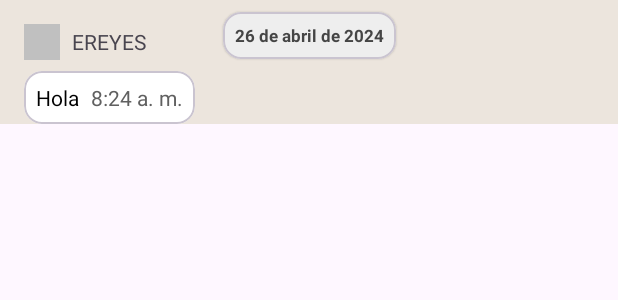
After one commit to Edgar94Git/ChatRealtimeDatabase, an Android app: the layout item_other_chat.xml on its own in the app's theme, with its tools: preview values and no code run, on a phone screen of 412 x 824 dp. The commit adds this screen. Shown: the top 300 px of the screen. Run offline under Robolectric (Android 15) with nearby library versions, the phone set to English and light mode, and no system bars.

Commit message:
se agrega layout item chat y otro

```diff
--- /dev/null
+++ b/app/src/main/res/drawable/bg_date_message.xml
@@ -0,0 +1,5 @@
+<?xml version="1.0" encoding="utf-8"?>
+<shape xmlns:android="http://schemas.android.com/apk/res/android">
+    <corners android:radius="12dp"/>
+    <solid android:color="@color/bg_200"/>
+</shape>
--- a/app/src/main/res/layout/fragment_chat.xml
+++ b/app/src/main/res/layout/fragment_chat.xml
@@ -44,7 +44,7 @@
     <androidx.recyclerview.widget.RecyclerView
         android:layout_width="0dp"
         android:layout_height="0dp"
-        android:background="@color/bg_200"
+        android:background="@color/bg_recycler"
         app:layout_constraintBottom_toTopOf="@id/llMessage"
         app:layout_constraintEnd_toEndOf="parent"
         app:layout_constraintStart_toStartOf="parent"
@@ -55,7 +55,7 @@
         android:id="@+id/llMessage"
         android:layout_width="0dp"
         android:layout_height="wrap_content"
-        android:background="@color/bg_200"
+        android:background="@color/bg_recycler"
         android:padding="8dp"
         app:layout_constraintBottom_toBottomOf="parent"
         app:layout_constraintEnd_toEndOf="parent"
--- /dev/null
+++ b/app/src/main/res/layout/item_other_chat.xml
@@ -0,0 +1,94 @@
+<?xml version="1.0" encoding="utf-8"?>
+<androidx.constraintlayout.widget.ConstraintLayout xmlns:android="http://schemas.android.com/apk/res/android"
+    xmlns:app="http://schemas.android.com/apk/res-auto"
+    xmlns:tools="http://schemas.android.com/tools"
+    android:layout_width="match_parent"
+    android:layout_height="wrap_content"
+    android:background="@color/bg_recycler">
+
+    <com.google.android.material.card.MaterialCardView
+        android:id="@+id/mcvDateMessage"
+        android:layout_width="wrap_content"
+        android:layout_height="wrap_content"
+        android:layout_marginTop="8dp"
+        app:cardBackgroundColor="@color/bg_200"
+        app:cardElevation="1dp"
+        app:layout_constraintEnd_toEndOf="parent"
+        app:layout_constraintStart_toStartOf="parent"
+        app:layout_constraintTop_toTopOf="parent">
+
+        <TextView
+            android:id="@+id/tvDate"
+            android:layout_width="wrap_content"
+            android:layout_height="wrap_content"
+            android:padding="8dp"
+            android:textColor="@color/bg_300"
+            android:textSize="11sp"
+            android:textStyle="bold"
+            tools:text="26 de abril de 2024" />
+
+    </com.google.android.material.card.MaterialCardView>
+
+    <androidx.appcompat.widget.LinearLayoutCompat
+        android:layout_width="0dp"
+        android:layout_height="wrap_content"
+        android:layout_margin="16dp"
+        app:layout_constraintEnd_toStartOf="@id/mcvDateMessage"
+        app:layout_constraintStart_toStartOf="parent"
+        app:layout_constraintTop_toTopOf="parent">
+
+        <ImageView
+            android:id="@+id/ivUser"
+            android:layout_width="24dp"
+            android:layout_height="24dp"
+            android:background="@color/hour_date_color"
+            android:contentDescription="@string/content_description" />
+
+        <TextView
+            android:id="@+id/tvUser"
+            android:layout_width="wrap_content"
+            android:layout_height="match_parent"
+            android:layout_marginStart="8dp"
+            android:layout_weight="1"
+            android:gravity="center_vertical"
+            tools:text="EREYES" />
+
+    </androidx.appcompat.widget.LinearLayoutCompat>
+
+    <com.google.android.material.card.MaterialCardView
+        android:id="@+id/mcvMessage"
+        android:layout_width="wrap_content"
+        android:layout_height="wrap_content"
+        android:layout_marginHorizontal="16dp"
+        android:layout_marginTop="8dp"
+        app:cardBackgroundColor="@color/message_me_color"
+        app:layout_constraintStart_toStartOf="parent"
+        app:layout_constraintTop_toBottomOf="@id/mcvDateMessage">
+
+        <androidx.appcompat.widget.LinearLayoutCompat
+            android:layout_width="wrap_content"
+            android:layout_height="wrap_content"
+            android:layout_margin="8dp"
+            android:orientation="horizontal">
+
+            <TextView
+                android:id="@+id/tvMessage"
+                android:layout_width="wrap_content"
+                android:layout_height="wrap_content"
+                android:layout_weight="1"
+                android:textColor="@color/message_other_color"
+                tools:text="Hola" />
+
+            <TextView
+                android:id="@+id/tvHourMessage"
+                android:layout_width="wrap_content"
+                android:layout_height="wrap_content"
+                android:layout_marginStart="8dp"
+                android:textColor="@color/hour_message"
+                tools:text="8:24 a. m." />
+
+        </androidx.appcompat.widget.LinearLayoutCompat>
+
+    </com.google.android.material.card.MaterialCardView>
+
+</androidx.constraintlayout.widget.ConstraintLayout>
--- a/app/src/main/res/values/colors.xml
+++ b/app/src/main/res/values/colors.xml
@@ -7,4 +7,8 @@
     <color name="message_other_color">#000000</color>
     <color name="button_sent">#25d366</color>
     <color name="bg_200">#EEEEEE</color>
+    <color name="bg_300">#454545</color>
+    <color name="bg_message_me">#dcf8c6</color>
+    <color name="bg_recycler">#ece5dd</color>
+    <color name="hour_message">#606060</color>
 </resources>
```
Also changed, not shown: app/src/main/res/layout/item_chat_me.xml (added, +68 -0 lines).
